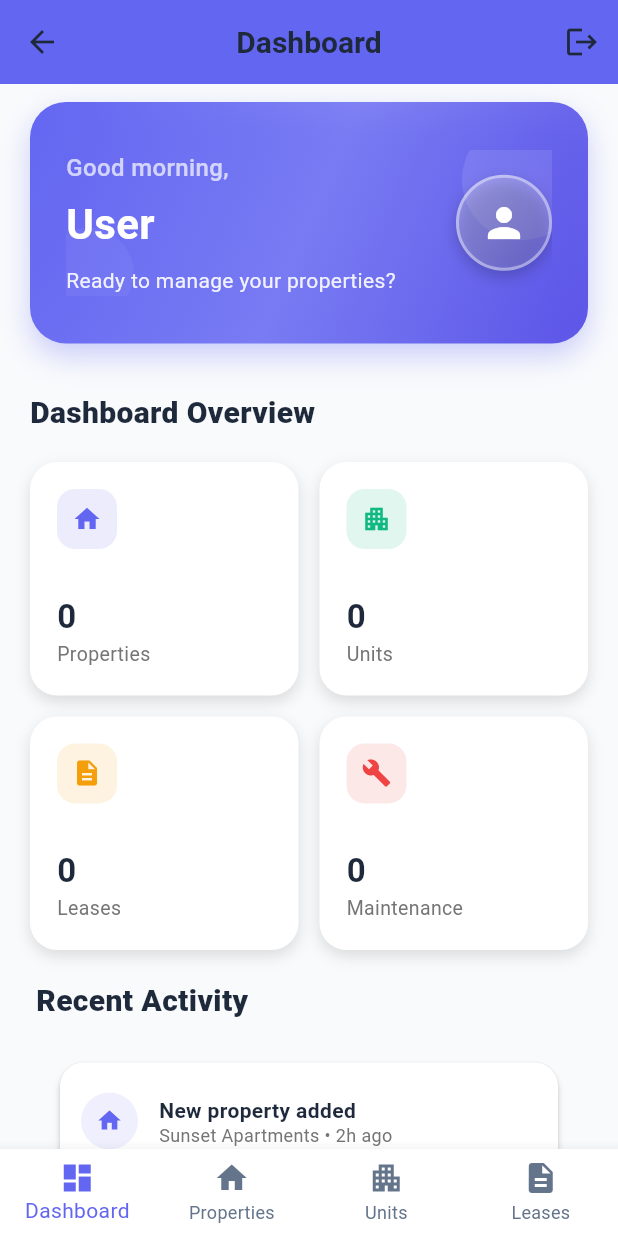
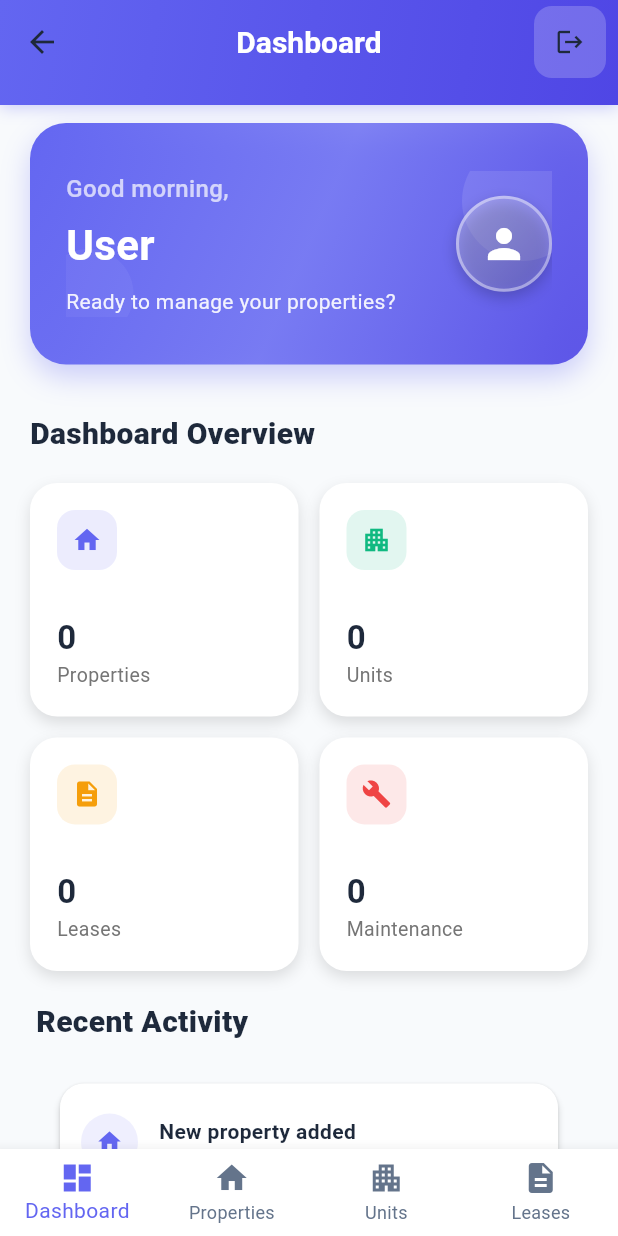
Before and after one commit to T4z4r/apex-mobile-app, a Flutter app: the NavigationScreen screen opened directly, on a phone screen of 412 x 824 dp. Run offline on Flutter 3.47's test engine with Material 3 defaults, Android fonts, the phone set to English and light mode, and no system bars; our stand-ins replace fluttertoast, shared_preferences; accounts and stored records are empty.

Commit message:
fix: navigations

```diff
--- a/lib/screens/navigation_screen.dart
+++ b/lib/screens/navigation_screen.dart
@@ -35,24 +35,123 @@ class _NavigationScreenState extends State<NavigationScreen> {
     });
   }
 
+  void _showLogoutConfirmation(BuildContext context, AuthProvider authProvider) {
+    showDialog(
+      context: context,
+      builder: (BuildContext context) {
+        return AlertDialog(
+          shape: RoundedRectangleBorder(
+            borderRadius: BorderRadius.circular(16),
+          ),
+          title: Row(
+            children: [
+              Icon(
+                Icons.logout,
+                color: AppTheme.primaryColor,
+                size: 28,
+              ),
+              const SizedBox(width: 12),
+              const Text(
+                'Logout',
+                style: TextStyle(
+                  fontWeight: FontWeight.w700,
+                ),
+              ),
+            ],
+          ),
+          content: const Text(
+            'Are you sure you want to logout?',
+            style: TextStyle(fontSize: 16),
+          ),
+          actions: [
+            TextButton(
+              onPressed: () => Navigator.of(context).pop(),
+              child: Text(
+                'Cancel',
+                style: TextStyle(color: AppTheme.textSecondaryColor),
+              ),
+            ),
+            ElevatedButton(
+              onPressed: () async {
+                Navigator.of(context).pop();
+                await authProvider.logout();
+                Navigator.pushReplacementNamed(context, '/login');
+              },
+              style: ElevatedButton.styleFrom(
+                backgroundColor: AppTheme.primaryColor,
+                foregroundColor: Colors.white,
+                shape: RoundedRectangleBorder(
+                  borderRadius: BorderRadius.circular(8),
+                ),
+              ),
+              child: const Text('Logout'),
+            ),
+          ],
+        );
+      },
+    );
+  }
+
   @override
   Widget build(BuildContext context) {
     final authProvider = Provider.of<AuthProvider>(context);
 
     return Scaffold(
-      appBar: AppBar(
-        title: Text(_titles[_selectedIndex]),
-        backgroundColor: AppTheme.primaryColor,
-        foregroundColor: Colors.white,
-        actions: [
-          IconButton(
-            icon: const Icon(Icons.logout),
-            onPressed: () async {
-              await authProvider.logout();
-              Navigator.pushReplacementNamed(context, '/login');
-            },
+      appBar: PreferredSize(
+        preferredSize: const Size.fromHeight(70),
+        child: Container(
+          decoration: BoxDecoration(
+            gradient: AppTheme.primaryGradient,
+            boxShadow: [
+              BoxShadow(
+                color: AppTheme.primaryColor.withOpacity(0.3),
+                blurRadius: 8,
+                offset: const Offset(0, 2),
+              ),
+            ],
           ),
-        ],
+          child: AppBar(
+            title: Column(
+              crossAxisAlignment: CrossAxisAlignment.start,
+              children: [
+                Text(
+                  _titles[_selectedIndex],
+                  style: const TextStyle(
+                    fontSize: 20,
+                    fontWeight: FontWeight.w700,
+                    color: Colors.white,
+                  ),
+                ),
+                if (authProvider.userName != null)
+                  Text(
+                    'Welcome back, ${authProvider.userName}',
+                    style: TextStyle(
+                      fontSize: 12,
+                      fontWeight: FontWeight.w400,
+                      color: Colors.white.withOpacity(0.8),
+                    ),
+                  ),
+              ],
+            ),
+            backgroundColor: Colors.transparent,
+            elevation: 0,
+            foregroundColor: Colors.white,
+            actions: [
+              Container(
+                margin: const EdgeInsets.symmetric(horizontal: 8),
+                decoration: BoxDecoration(
+                  color: Colors.white.withOpacity(0.2),
+                  borderRadius: BorderRadius.circular(12),
+                ),
+                child: IconButton(
+                  icon: const Icon(Icons.logout, size: 20),
+                  onPressed: () => _showLogoutConfirmation(context, authProvider),
+                  tooltip: 'Logout',
+                ),
+              ),
+            ],
+          ),
+        ),
       ),
       body: _screens[_selectedIndex],
       bottomNavigationBar: BottomNavigationBar(
```
